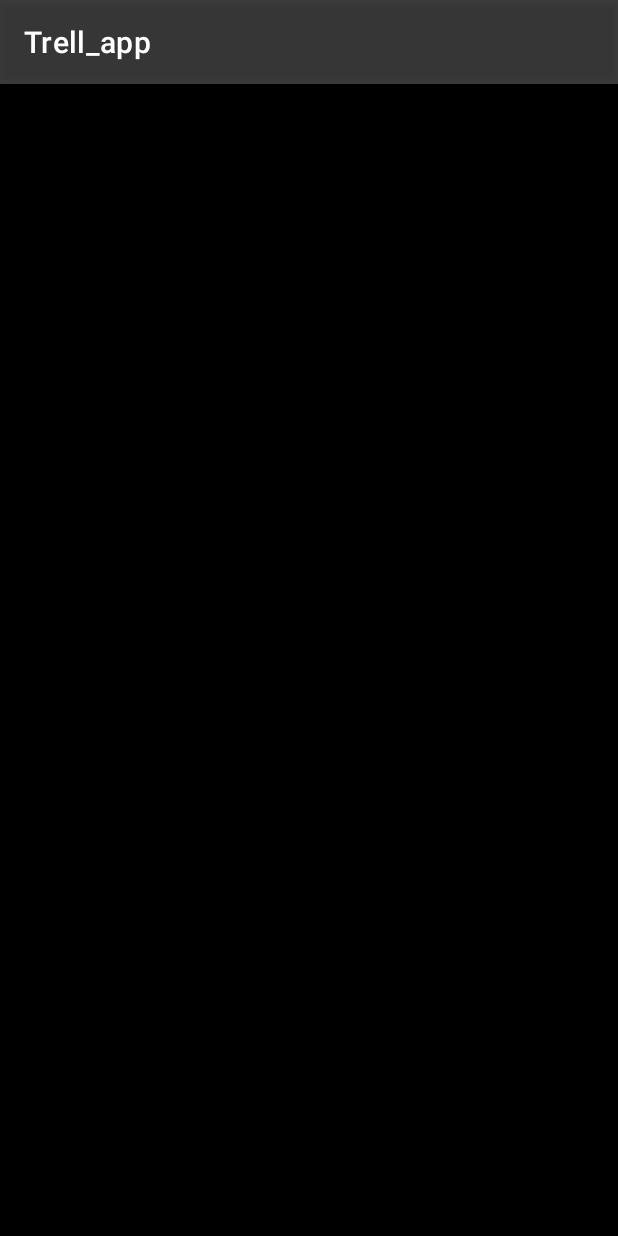
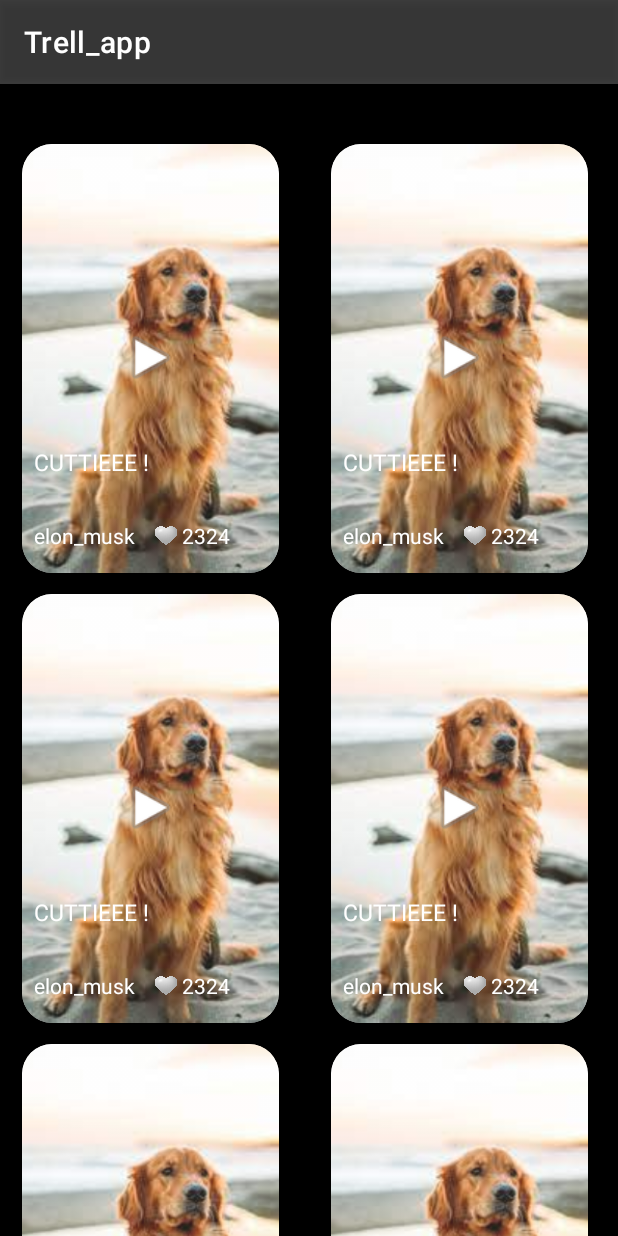
Before and after one commit to PulkitAsri/Trell_app, an Android app: the screen it shows after launch once a user with an empty profile is signed in (HomeActivity), on a phone screen of 412 x 824 dp. Run offline under Robolectric (Android 15) with nearby library versions, the light colour scheme and no system bars; our stand-ins replace Firebase (no records; nobody signed in at launch, a user with empty details on screens opened directly).

Commit message:
added Grid RecyclerView tiles/thumbnails in the Explore Tab

```diff
--- a/app/build.gradle
+++ b/app/build.gradle
@@ -42,6 +42,8 @@ dependencies {
     implementation 'com.google.firebase:firebase-analytics'
     implementation 'com.google.firebase:firebase-auth'
     implementation 'com.google.firebase:firebase-database'
+    implementation 'com.google.firebase:firebase-storage'
+    implementation 'com.google.android.gms:play-services-auth:19.0.0'
 
     //others
     implementation 'com.github.bumptech.glide:glide:4.12.0'
@@ -52,3 +54,4 @@ dependencies {
 
 }
 apply plugin: 'com.google.gms.google-services'
+apply plugin: 'com.android.application'
--- a/app/src/main/AndroidManifest.xml
+++ b/app/src/main/AndroidManifest.xml
@@ -1,6 +1,7 @@
 <?xml version="1.0" encoding="utf-8"?>
 <manifest xmlns:android="http://schemas.android.com/apk/res/android"
     package="com.example.trell_app">
+    <uses-permission android:name="android.permission.INTERNET"/>
 
     <application
         android:allowBackup="true"
--- a/app/src/main/java/com/example/trell_app/Fragments/ExploreFragment.java
+++ b/app/src/main/java/com/example/trell_app/Fragments/ExploreFragment.java
@@ -9,11 +9,24 @@ import android.view.ViewGroup;
 import androidx.annotation.NonNull;
 import androidx.annotation.Nullable;
 import androidx.fragment.app.Fragment;
+import androidx.recyclerview.widget.GridLayoutManager;
 import androidx.recyclerview.widget.RecyclerView;
 
 import com.example.trell_app.R;
+import com.example.trell_app.Tiles.ExploreTilesAdapter;
+import com.example.trell_app.Tiles.ExploreTilesObject;
+
+import java.util.ArrayList;
+import java.util.List;
 
 public class ExploreFragment extends Fragment {
+
+    RecyclerView mExploreTiles;
+    private ExploreTilesAdapter mAdapter;
+    private GridLayoutManager gridLayoutManager;
+
+    ArrayList<ExploreTilesObject> posts;
+
 
     public static ExploreFragment newInstance(){
         ExploreFragment exploreFragment=new ExploreFragment();
@@ -23,7 +36,47 @@ public class ExploreFragment extends Fragment {
     @Override
     public View onCreateView( LayoutInflater inflater,  ViewGroup container,  Bundle savedInstanceState) {
         View view =inflater.inflate(R.layout.fragment_explore,container,false);
+
+        posts=new ArrayList<ExploreTilesObject>();
+        mExploreTiles= view.findViewById(R.id.exploreRecyclerView);
+        gridLayoutManager=new GridLayoutManager(getContext(),2,GridLayoutManager.VERTICAL,false);
+        mAdapter=new ExploreTilesAdapter(getDataSet(),getContext());
+        mExploreTiles.setAdapter(mAdapter);
+        mExploreTiles.setLayoutManager(gridLayoutManager);
+
+
+
         return view;
+    }
+
+    private ArrayList<ExploreTilesObject> getDataSet() {
+        posts.add(new ExploreTilesObject("",2324,"elon_musk","CUTTIEEE !"));
+        posts.add(new ExploreTilesObject("",2324,"elon_musk","CUTTIEEE !"));
+        posts.add(new ExploreTilesObject("",2324,"elon_musk","CUTTIEEE !"));
+        posts.add(new ExploreTilesObject("",2324,"elon_musk","CUTTIEEE !"));
+        posts.add(new ExploreTilesObject("",2324,"elon_musk","CUTTIEEE !"));
+        posts.add(new ExploreTilesObject("",2324,"elon_musk","CUTTIEEE !"));
+        posts.add(new ExploreTilesObject("",2324,"elon_musk","CUTTIEEE !"));
+        posts.add(new ExploreTilesObject("",2324,"elon_musk","CUTTIEEE !"));
+        posts.add(new ExploreTilesObject("",2324,"elon_musk","CUTTIEEE !"));
+        posts.add(new ExploreTilesObject("",2324,"elon_musk","CUTTIEEE !"));
+        posts.add(new ExploreTilesObject("",2324,"elon_musk","CUTTIEEE !"));
+        posts.add(new ExploreTilesObject("",2324,"elon_musk","CUTTIEEE !"));
+        posts.add(new ExploreTilesObject("",2324,"elon_musk","CUTTIEEE !"));
+        posts.add(new ExploreTilesObject("",2324,"elon_musk","CUTTIEEE !"));
+        posts.add(new ExploreTilesObject("",2324,"elon_musk","CUTTIEEE !"));
+        posts.add(new ExploreTilesObject("",2324,"elon_musk","CUTTIEEE !"));
+        posts.add(new ExploreTilesObject("",2324,"elon_musk","CUTTIEEE !"));
+        posts.add(new ExploreTilesObject("",2324,"elon_musk","CUTTIEEE !"));
+        posts.add(new ExploreTilesObject("",2324,"elon_musk","CUTTIEEE !"));
+        posts.add(new ExploreTilesObject("",2324,"elon_musk","CUTTIEEE !"));
+        posts.add(new ExploreTilesObject("",2324,"elon_musk","CUTTIEEE !"));
+        posts.add(new ExploreTilesObject("",2324,"elon_musk","CUTTIEEE !"));
+        posts.add(new ExploreTilesObject("",2324,"elon_musk","CUTTIEEE !"));
+        posts.add(new ExploreTilesObject("",2324,"elon_musk","CUTTIEEE !"));
+        return posts;
+
+
     }
     //    RecyclerView mExploreTiles= View.findViewById(R.id.exploreRecyclerView);
 
--- a/app/src/main/java/com/example/trell_app/LogInActivity.java
+++ b/app/src/main/java/com/example/trell_app/LogInActivity.java
@@ -10,6 +10,7 @@ import android.widget.Button;
 import android.widget.EditText;
 import android.widget.Toast;
 
+import com.google.android.gms.auth.api.signin.GoogleSignInClient;
 import com.google.android.gms.tasks.OnCompleteListener;
 import com.google.android.gms.tasks.Task;
 import com.google.firebase.auth.AuthResult;
@@ -23,6 +24,8 @@ public class LogInActivity extends AppCompatActivity {
 
     private FirebaseAuth mAuth;
     private FirebaseAuth.AuthStateListener firebaseAuthStateListner;
+
+//    private GoogleSignInClient mGoogleSignInClient;
 
 
     @Override
--- a/app/src/main/java/com/example/trell_app/MainActivity.java
+++ b/app/src/main/java/com/example/trell_app/MainActivity.java
@@ -29,11 +29,10 @@ public class MainActivity extends AppCompatActivity {
             finish();
 
         }else{
-            Intent intent= new Intent(this ,LogInActivity.class);
+            Intent intent= new Intent(this ,SignUpActivity.class);
             intent.addFlags(Intent.FLAG_ACTIVITY_CLEAR_TOP);
             startActivity(intent);
             finish();
-
         }
 
 
--- a/app/src/main/java/com/example/trell_app/Tiles/ExploreTilesAdapter.java
+++ b/app/src/main/java/com/example/trell_app/Tiles/ExploreTilesAdapter.java
@@ -1,39 +1,49 @@
 package com.example.trell_app.Tiles;
 
+import android.content.Context;
+import android.view.LayoutInflater;
 import android.view.View;
 import android.view.ViewGroup;
 
 import androidx.annotation.NonNull;
 import androidx.recyclerview.widget.RecyclerView;
 
+import com.example.trell_app.R;
+
+import java.util.ArrayList;
 import java.util.List;
 
-public class ExploreTilesAdapter extends RecyclerView.Adapter<ExploreTilesAdapter.ViewHolder> {
+public class ExploreTilesAdapter extends RecyclerView.Adapter<ExploreTilesHolder> {
 
-    List<String> ThumbnailUrls;
+    ArrayList<ExploreTilesObject> userList;
+    Context context;
+    LayoutInflater inflater;
 
-
+    public ExploreTilesAdapter(ArrayList<ExploreTilesObject> userList, Context context) {
+        this.userList = userList;
+        this.context = context;
+        this.inflater=LayoutInflater.from(context);
+    }
 
     @NonNull
     @Override
-    public ViewHolder onCreateViewHolder(@NonNull ViewGroup parent, int viewType) {
-        return null;
+    public ExploreTilesHolder onCreateViewHolder(@NonNull ViewGroup parent, int viewType) {
+        View view=inflater.inflate(R.layout.explore_tiles_item,parent,false);
+
+        return new ExploreTilesHolder(view);
     }
 
     @Override
-    public void onBindViewHolder(@NonNull ViewHolder holder, int position) {
+    public void onBindViewHolder(@NonNull ExploreTilesHolder holder, int position) {
+        holder.mThumbnailLikes.setText(String.valueOf(userList.get(position).noOfLikes));
+        holder.mThumbnailTitle.setText(userList.get(position).title);
+        holder.mThumbnailUserId.setText(userList.get(position).username);
+        holder.mThumbnail.setImageResource(R.drawable.doggy);
 
     }
 
     @Override
     public int getItemCount() {
-        return 0;
-    }
-
-    public class ViewHolder extends RecyclerView.ViewHolder{
-
-        public ViewHolder(@NonNull View itemView) {
-            super(itemView);
-        }
+        return userList.size();
     }
 }
--- /dev/null
+++ b/app/src/main/java/com/example/trell_app/Tiles/ExploreTilesHolder.java
@@ -0,0 +1,25 @@
+package com.example.trell_app.Tiles;
+
+import android.view.View;
+import android.widget.ImageView;
+import android.widget.TextView;
+
+import androidx.recyclerview.widget.RecyclerView;
+
+import com.example.trell_app.R;
+
+public class ExploreTilesHolder extends RecyclerView.ViewHolder {
+    ImageView mThumbnail ;
+    TextView mThumbnailLikes;
+    TextView mThumbnailUserId;
+    TextView mThumbnailTitle;
+
+    public ExploreTilesHolder(View view){
+        super(view);
+        mThumbnail=view.findViewById(R.id.thumbnailImage);
+        mThumbnailLikes=view.findViewById(R.id.thumbnailLikes);
+        mThumbnailUserId=view.findViewById(R.id.thumbnailUserId);
+        mThumbnailTitle=view.findViewById(R.id.thumbnailTitle);
+
+    }
+}
--- /dev/null
+++ b/app/src/main/java/com/example/trell_app/Tiles/ExploreTilesObject.java
@@ -0,0 +1,47 @@
+package com.example.trell_app.Tiles;
+
+public class ExploreTilesObject {
+    String thumbnailUrl;
+    int noOfLikes;
+    String username;
+    String title;
+
+    public ExploreTilesObject(String thumbnailUrl, int noOfLikes, String username, String title) {
+        this.thumbnailUrl = thumbnailUrl;
+        this.noOfLikes = noOfLikes;
+        this.username = username;
+        this.title = title;
+    }
+
+    public String getThumbnailUrl() {
+        return thumbnailUrl;
+    }
+
+    public void setThumbnailUrl(String thumbnailUrl) {
+        this.thumbnailUrl = thumbnailUrl;
+    }
+
+    public int getNoOfLikes() {
+        return noOfLikes;
+    }
+
+    public void setNoOfLikes(int noOfLikes) {
+        this.noOfLikes = noOfLikes;
+    }
+
+    public String getUsername() {
+        return username;
+    }
+
+    public void setUsername(String username) {
+        this.username = username;
+    }
+
+    public String getTitle() {
+        return title;
+    }
+
+    public void setTitle(String title) {
+        this.title = title;
+    }
+}
--- a/app/src/main/res/layout/activity_sign_up.xml
+++ b/app/src/main/res/layout/activity_sign_up.xml
@@ -138,7 +138,7 @@
         android:layout_width="44dp"
         android:layout_height="41dp"
         android:layout_toRightOf="@id/date"
-        android:src="@drawable/calendar"
+        android:src="@drawable/calender_icon"
         app:layout_constraintBottom_toTopOf="@+id/signupButton"
         app:layout_constraintEnd_toEndOf="parent"
         app:layout_constraintHorizontal_bias="0.031"
--- a/app/src/main/res/layout/explore_tiles_item.xml
+++ b/app/src/main/res/layout/explore_tiles_item.xml
@@ -2,19 +2,17 @@
 <androidx.constraintlayout.widget.ConstraintLayout xmlns:android="http://schemas.android.com/apk/res/android"
     xmlns:app="http://schemas.android.com/apk/res-auto"
     xmlns:tools="http://schemas.android.com/tools"
-    android:layout_width="match_parent"
-    android:layout_height="match_parent">
+    android:layout_width="200dp"
+    android:layout_height="300dp">
 
     <androidx.cardview.widget.CardView
-        android:layout_width="0dp"
-        android:layout_height="0dp"
+        android:layout_width="171dp"
+        android:layout_height="286dp"
         app:cardCornerRadius="20dp"
         app:layout_constraintBottom_toBottomOf="parent"
         app:layout_constraintEnd_toEndOf="parent"
-        app:layout_constraintHorizontal_bias="0.494"
         app:layout_constraintStart_toStartOf="parent"
-        app:layout_constraintTop_toTopOf="parent"
-        app:layout_constraintVertical_bias="0.538">
+        app:layout_constraintTop_toTopOf="parent">
 
         <androidx.constraintlayout.widget.ConstraintLayout
             android:layout_width="match_parent"
@@ -29,58 +27,57 @@
                 android:visibility="visible"
                 app:layout_constraintBottom_toBottomOf="parent"
                 app:layout_constraintEnd_toEndOf="parent"
+                app:layout_constraintHorizontal_bias="1.0"
                 app:layout_constraintStart_toStartOf="parent"
                 app:layout_constraintTop_toTopOf="parent"
+                app:layout_constraintVertical_bias="1.0"
                 app:srcCompat="@drawable/doggy" />
 
             <TextView
                 android:id="@+id/thumbnailUserId"
                 android:layout_width="wrap_content"
                 android:layout_height="wrap_content"
-                android:layout_marginStart="20dp"
-                android:layout_marginBottom="28dp"
+                android:layout_marginStart="8dp"
+                android:layout_marginBottom="15dp"
                 android:text="Sam Smith"
                 android:textAppearance="@style/TextAppearance.AppCompat.Display1"
                 android:textColor="#FFFFFF"
                 android:textColorHighlight="#FFFFFF"
-                android:textSize="26sp"
+                android:textSize="14dp"
                 app:layout_constraintBottom_toBottomOf="parent"
                 app:layout_constraintStart_toStartOf="parent" />
 
             <ImageView
-                android:id="@+id/thumbnailLike"
-                android:layout_width="51dp"
-                android:layout_height="40dp"
-                android:layout_marginStart="180dp"
-                android:layout_marginBottom="20dp"
+                android:id="@+id/imageView"
+                android:layout_width="21dp"
+                android:layout_height="19dp"
+                android:layout_marginStart="10dp"
+                android:layout_marginBottom="15dp"
                 android:adjustViewBounds="false"
                 app:layout_constraintBottom_toBottomOf="parent"
                 app:layout_constraintEnd_toEndOf="parent"
-                app:layout_constraintHorizontal_bias="0.526"
+                app:layout_constraintHorizontal_bias="0.0"
                 app:layout_constraintStart_toEndOf="@+id/thumbnailUserId"
                 app:srcCompat="@drawable/white_heart" />
 
             <TextView
-                android:id="@+id/thumnailLikes"
-                android:layout_width="wrap_content"
-                android:layout_height="wrap_content"
-                android:layout_marginEnd="45dp"
-                android:layout_marginBottom="24dp"
+                android:id="@+id/thumbnailLikes"
+                android:layout_width="53dp"
+                android:layout_height="19dp"
                 android:text="1800"
                 android:textAppearance="@style/TextAppearance.AppCompat.Display1"
                 android:textColor="#FFFFFF"
                 android:textColorHighlight="#FFFFFF"
-                android:textSize="25sp"
-                app:layout_constraintBottom_toBottomOf="parent"
-                app:layout_constraintEnd_toEndOf="parent"
-                app:layout_constraintHorizontal_bias="0.727"
-                app:layout_constraintStart_toEndOf="@+id/thumbnailLike" />
+                android:textSize="14sp"
+                app:layout_constraintBottom_toBottomOf="@+id/imageView"
+                app:layout_constraintStart_toEndOf="@+id/imageView"
+                app:layout_constraintTop_toTopOf="@+id/imageView" />
 
             <TextView
-                android:id="@+id/thumnailTitle"
-                android:layout_width="wrap_content"
-                android:layout_height="wrap_content"
-                android:layout_marginStart="20dp"
+                android:id="@+id/thumbnailTitle"
+                android:layout_width="159dp"
+                android:layout_height="38dp"
+                android:layout_marginStart="8dp"
                 android:layout_marginBottom="12dp"
                 android:text="Cute Doggy Plays Football"
                 android:textAppearance="@style/TextAppearance.AppCompat.Display1"
@@ -88,20 +85,22 @@
                 android:textColorHighlight="#FFFFFF"
                 android:textColorHint="#FFFFFF"
                 android:textColorLink="#FDFDFD"
-                android:textSize="30sp"
+                android:textSize="15sp"
                 app:layout_constraintBottom_toTopOf="@+id/thumbnailUserId"
                 app:layout_constraintStart_toStartOf="parent" />
 
             <ImageView
                 android:id="@+id/thumbnailPlay"
-                android:layout_width="151dp"
-                android:layout_height="96dp"
+                android:layout_width="92dp"
+                android:layout_height="42dp"
                 app:layout_constraintBottom_toBottomOf="parent"
                 app:layout_constraintEnd_toEndOf="parent"
                 app:layout_constraintStart_toStartOf="parent"
                 app:layout_constraintTop_toTopOf="parent"
+                app:layout_constraintVertical_bias="0.498"
                 app:srcCompat="@android:drawable/ic_media_play" />
 
         </androidx.constraintlayout.widget.ConstraintLayout>
     </androidx.cardview.widget.CardView>
+
 </androidx.constraintlayout.widget.ConstraintLayout>
--- a/app/src/main/res/layout/fragment_explore.xml
+++ b/app/src/main/res/layout/fragment_explore.xml
@@ -12,38 +12,6 @@
         android:text="EXPLORE TAB"
         android:textAlignment="center"
         android:textSize="24dp"/>
-    <TextView
-        android:layout_width="match_parent"
-        android:layout_height="wrap_content"
-        android:text="EXPLORE TAB"
-        android:textAlignment="center"
-        android:textSize="24dp"/>
-    <TextView
-        android:layout_width="match_parent"
-        android:layout_height="wrap_content"
-        android:text="EXPLORE TAB"
-        android:textAlignment="center"
-        android:textSize="24dp"/>
-    <TextView
-        android:layout_width="match_parent"
-        android:layout_height="wrap_content"
-        android:text="EXPLORE TAB"
-        android:textAlignment="center"
-        android:textSize="24dp"/>
-    <TextView
-        android:layout_width="match_parent"
-        android:layout_height="wrap_content"
-        android:text="EXPLORE TAB"
-        android:textAlignment="center"
-        android:textSize="24dp"/>
-    <TextView
-        android:layout_width="match_parent"
-        android:layout_height="wrap_content"
-        android:text="EXPLORE TAB"
-        android:textAlignment="center"
-        android:textSize="24dp"/>
-
-
     <androidx.recyclerview.widget.RecyclerView
         android:id="@+id/exploreRecyclerView"
         android:layout_width="match_parent"
```
Also changed, not shown: app/src/main/res/layout/activity_log_in.xml (+10 -0 lines), app/src/main/res/drawable/calender_icon.png (added).
